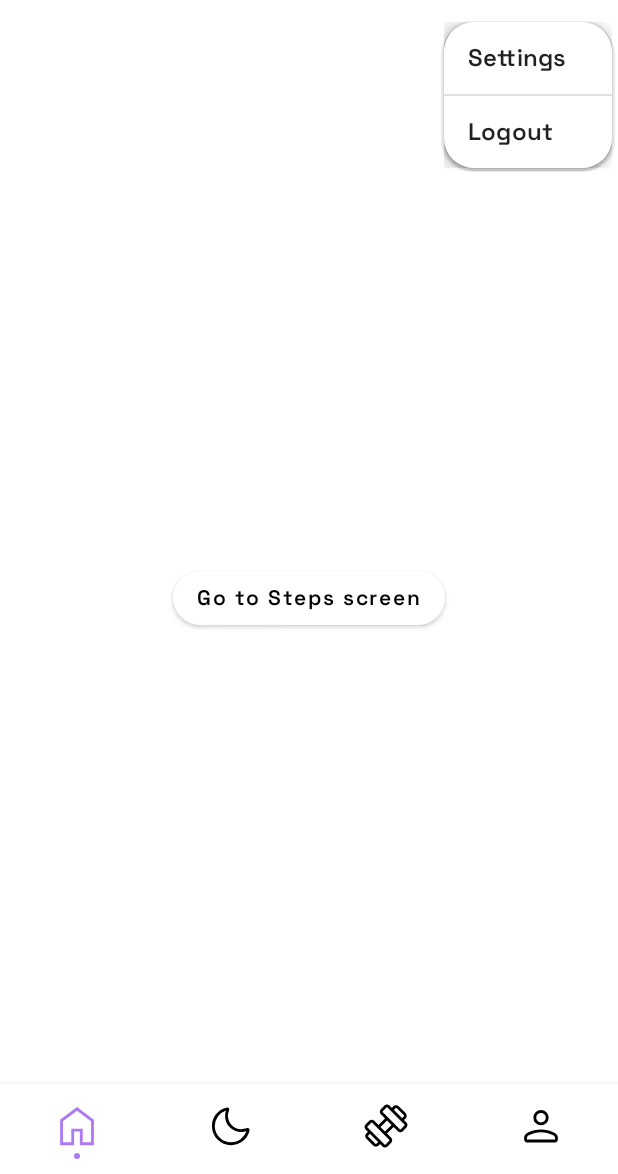
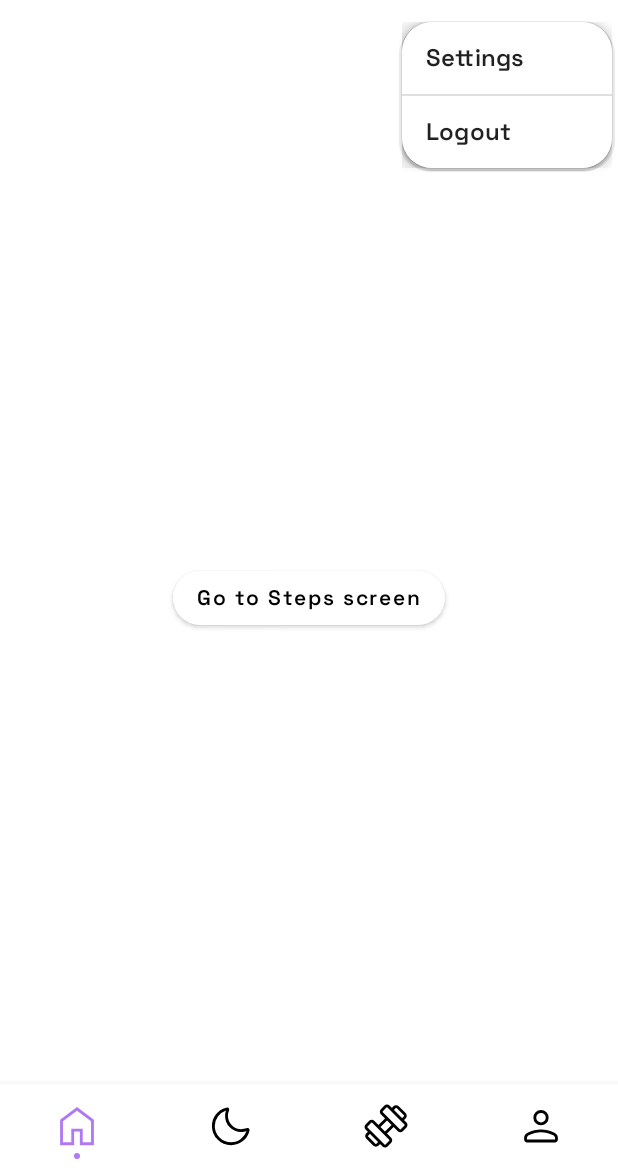
Before and after one commit to alexandraion22/LifeInMotion_phone_app, an Android app built with Jetpack Compose: the HomeScreen screen opened through its navigation route, after a tap on "Menu Icon", on a phone screen of 412 x 824 dp, the part 62-1236 px from its top. Run offline under Robolectric (Android 15) with nearby library versions, the phone set to English and light mode, and no system bars; our stand-ins replace Firebase (no records; nobody signed in at launch, a user with empty details on screens opened directly).

Commit message:
Updated colors

```diff
--- a/app/src/main/java/com/example/healthapp/screens/content/auth/LoginContent.kt
+++ b/app/src/main/java/com/example/healthapp/screens/content/auth/LoginContent.kt
@@ -30,6 +30,7 @@ import androidx.compose.ui.unit.sp
 import androidx.navigation.NavHostController
 import com.example.healthapp.R
 import com.example.healthapp.graphs.Graph
+import com.example.healthapp.ui.theme.CoolGray
 import com.example.healthapp.ui.theme.customTextFieldColors
 import com.google.firebase.auth.FirebaseAuth
 import kotlinx.coroutines.launch
@@ -247,7 +248,8 @@ fun CustomPasswordField(
             IconButton(onClick = onPasswordVisibilityChange) {
                 Icon(
                     painter = painterResource(id = image),
-                    contentDescription = stringResource(R.string.toggle_password_visibility)
+                    contentDescription = stringResource(R.string.toggle_password_visibility),
+                    tint = CoolGray
                 )
             }
         },
--- a/app/src/main/java/com/example/healthapp/screens/mainscreens/HomeScreen.kt
+++ b/app/src/main/java/com/example/healthapp/screens/mainscreens/HomeScreen.kt
@@ -72,7 +72,8 @@ fun TopBar(navController: NavHostController = rememberNavController()) {
                     onDismissRequest = { expanded = false }
                 ) {
                     Surface(
-                        shape = MaterialTheme.shapes.medium // Apply rounded corners here
+                        shape = MaterialTheme.shapes.medium,
+                        modifier = Modifier.width(140.dp)
                     ) {
                         Column(
                             modifier = Modifier.padding(0.dp)
@@ -150,7 +151,7 @@ fun RowScope.AddItem(
                     tint = if (isSelected) {
                         MaterialTheme.colors.primaryVariant
                     } else {
-                        MaterialTheme.colors.secondaryVariant
+                        MaterialTheme.colors.onPrimary
                     },
                     modifier = Modifier.size(36.dp)
                 )
```
Also changed, not shown: app/src/main/java/com/example/healthapp/ui/theme/Color.kt (+24 -6 lines), app/src/main/java/com/example/healthapp/ui/theme/Theme.kt (+0 -19 lines).
